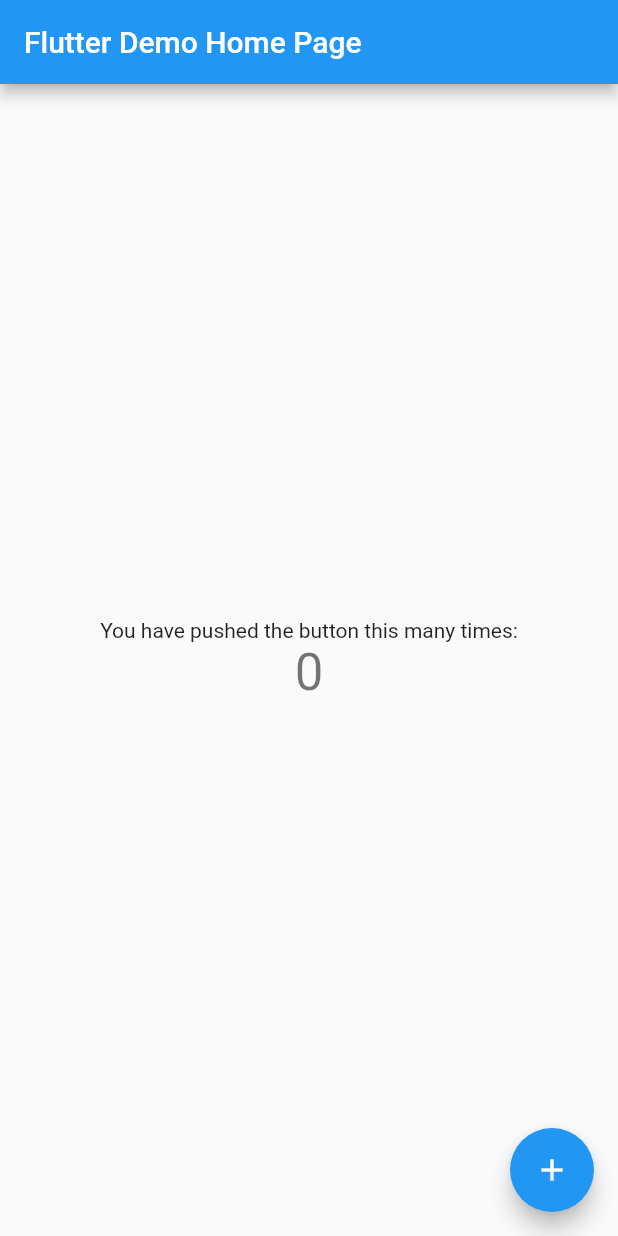
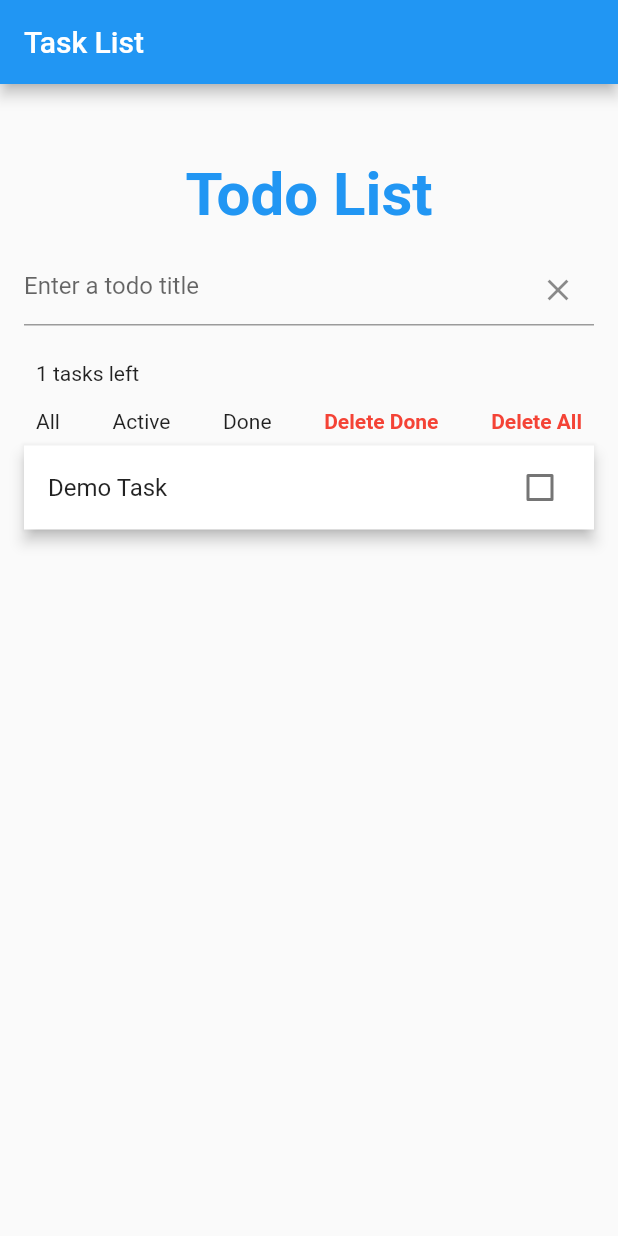
Before and after one commit to JUNKI555/flutter_practice09, a Flutter app: the screen it shows after launch, on a phone screen of 412 x 824 dp. Run offline on Flutter 3.47's test engine with Material 2 defaults, Android fonts, the phone set to English and light mode, and no system bars; our stand-ins replace flutter_riverpod.

Commit message:
:sparkles: Todo App

```diff
--- /dev/null
+++ b/lib/entities/task.dart
@@ -0,0 +1,15 @@
+import 'package:uuid/uuid.dart';
+
+final _uuid = Uuid();
+
+class Task {
+  Task({
+    this.title,
+    this.isDone = false,
+    String id,
+  }) : id = id ?? _uuid.v4();
+
+  final String id;
+  final String title;
+  final bool isDone;
+}
--- a/lib/main.dart
+++ b/lib/main.dart
@@ -1,66 +1,11 @@
 import 'package:flutter/material.dart';
+import 'package:flutter_riverpod/flutter_riverpod.dart';
+import 'views/screens/home_screen.dart';
 
 void main() {
-  runApp(MyApp());
+  runApp(
+    ProviderScope(
+      child: HomeScreen(),
+    ),
+  );
 }
-
-class MyApp extends StatelessWidget {
-  @override
-  Widget build(BuildContext context) {
-    return MaterialApp(
-      title: 'Flutter Demo',
-      theme: ThemeData(
-        primarySwatch: Colors.blue,
-        visualDensity: VisualDensity.adaptivePlatformDensity,
-      ),
-      home: const MyHomePage(title: 'Flutter Demo Home Page'),
-    );
-  }
-}
-
-class MyHomePage extends StatefulWidget {
-  const MyHomePage({Key key, this.title}) : super(key: key);
-
-  final String title;
-
-  @override
-  _MyHomePageState createState() => _MyHomePageState();
-}
-
-class _MyHomePageState extends State<MyHomePage> {
-  int _counter = 0;
-
-  void _incrementCounter() {
-    setState(() {
-      _counter++;
-    });
-  }
-
-  @override
-  Widget build(BuildContext context) {
-    return Scaffold(
-      appBar: AppBar(
-        title: Text(widget.title),
-      ),
-      body: Center(
-        child: Column(
-          mainAxisAlignment: MainAxisAlignment.center,
-          children: <Widget>[
-            const Text(
-              'You have pushed the button this many times:',
-            ),
-            Text(
-              '$_counter',
-              style: Theme.of(context).textTheme.headline4,
-            ),
-          ],
-        ),
-      ),
-      floatingActionButton: FloatingActionButton(
-        onPressed: _incrementCounter,
-        tooltip: 'Increment',
-        child: const Icon(Icons.add),
-      ),
-    );
-  }
-}
--- /dev/null
+++ b/lib/view_models/task_list.dart
@@ -0,0 +1,36 @@
+import 'package:flutter_riverpod/flutter_riverpod.dart';
+import '../entities/task.dart';
+
+class TaskList extends StateNotifier<List<Task>> {
+  TaskList([List<Task> initialTask]) : super(initialTask ?? []);
+
+  void toggleDone(String targetId) {
+    state = [
+      for (final task in state)
+        if (task.id == targetId)
+          Task(id: task.id, title: task.title, isDone: !task.isDone)
+        else
+          task
+    ];
+  }
+
+  void addTask(String title) {
+    state = [...state, Task(title: title)];
+  }
+
+  void deleteTask(Task target) {
+    state = state.where((task) => task.id != target.id).toList();
+  }
+
+  void deleteAllTasks() {
+    state = [];
+  }
+
+  void deleteDoneTasks() {
+    state = state.where((task) => !task.isDone).toList();
+  }
+
+  void updateTasks(List<Task> newTasks) {
+    state = [for (final task in newTasks) task];
+  }
+}
--- /dev/null
+++ b/lib/views/screens/home_screen.dart
@@ -0,0 +1,253 @@
+import 'package:flutter/material.dart';
+import 'package:flutter_riverpod/flutter_riverpod.dart';
+import '../../entities/task.dart';
+import '../../view_models/task_list.dart';
+import '../widgets/task_tile.dart';
+
+final taskListProvider =
+    StateNotifierProvider((ref) => TaskList([Task(title: 'Demo Task')]));
+
+final isNotDoneTasksCount = Provider<int>((ref) {
+  return ref.watch(taskListProvider.state).where((task) => !task.isDone).length;
+});
+
+enum Filter {
+  all,
+  active,
+  done,
+}
+
+final filterProvider = StateProvider((ref) => Filter.all);
+
+final filteredTasks = Provider<List<Task>>((ref) {
+  final filter = ref.watch(filterProvider);
+  final tasks = ref.watch(taskListProvider.state);
+
+  switch (filter.state) {
+    case Filter.done:
+      return tasks.where((task) => task.isDone).toList();
+    case Filter.active:
+      return tasks.where((task) => !task.isDone).toList();
+    case Filter.all:
+      return tasks;
+  }
+
+  // do not work but default
+  return tasks;
+});
+
+class HomeScreen extends StatelessWidget {
+  @override
+  Widget build(BuildContext context) {
+    var _newTaskTitle = '';
+    final _textEditingController = TextEditingController();
+
+    void clearTextField() {
+      _textEditingController.clear();
+      _newTaskTitle = '';
+    }
+
+    void showSnackBar({
+      List<Task> previousTasks,
+      TaskList taskList,
+      String content,
+      ScaffoldState scaffoldState,
+    }) {
+      scaffoldState.removeCurrentSnackBar();
+      final snackBar = SnackBar(
+        content: Text(content),
+        action: SnackBarAction(
+          label: 'restore',
+          onPressed: () {
+            taskList.updateTasks(previousTasks);
+            scaffoldState.removeCurrentSnackBar();
+          },
+        ),
+        duration: const Duration(seconds: 3),
+      );
+
+      scaffoldState.showSnackBar(snackBar);
+    }
+
+    return MaterialApp(
+      home: Scaffold(
+        appBar: AppBar(
+          title: const Text('Task List'),
+        ),
+        body: Consumer(
+          builder: (context, watch, child) {
+            final taskList = watch(taskListProvider);
+            final allTasks = watch(taskListProvider.state);
+            final displayedTasks = watch(filteredTasks);
+            final filter = watch(filterProvider);
+
+            return Padding(
+              padding: const EdgeInsets.symmetric(horizontal: 16),
+              child: Column(
+                children: [
+                  Container(
+                    padding: const EdgeInsets.only(top: 50),
+                    child: Column(
+                      crossAxisAlignment: CrossAxisAlignment.start,
+                      children: [
+                        const Center(
+                          child: Text(
+                            'Todo List',
+                            style: TextStyle(
+                                color: Colors.blue,
+                                fontSize: 40,
+                                fontWeight: FontWeight.bold),
+                          ),
+                        ),
+                        Padding(
+                          padding: const EdgeInsets.symmetric(vertical: 16),
+                          child: TextField(
+                            controller: _textEditingController,
+                            decoration: InputDecoration(
+                              hintText: 'Enter a todo title',
+                              suffixIcon: IconButton(
+                                onPressed: clearTextField,
+                                icon: const Icon(Icons.clear),
+                              ),
+                            ),
+                            textAlign: TextAlign.start,
+                            onChanged: (newText) {
+                              _newTaskTitle = newText;
+                            },
+                            onSubmitted: (newText) {
+                              if (_newTaskTitle.isEmpty) {
+                                _newTaskTitle = 'Empty Title';
+                              }
+                              taskList.addTask(_newTaskTitle);
+                              clearTextField();
+                            },
+                          ),
+                        ),
+                        Column(
+                          crossAxisAlignment: CrossAxisAlignment.start,
+                          children: [
+                            Padding(
+                              padding: const EdgeInsets.all(8),
+                              child: Text(
+                                '${watch(isNotDoneTasksCount)} tasks left',
+                              ),
+                            ),
+                            Row(
+                              mainAxisAlignment: MainAxisAlignment.spaceBetween,
+                              children: [
+                                InkWell(
+                                  child: const Padding(
+                                    padding: EdgeInsets.all(8),
+                                    child: Text('All'),
+                                  ),
+                                  onTap: () => filter.state = Filter.all,
+                                ),
+                                InkWell(
+                                  child: const Padding(
+                                    padding: EdgeInsets.all(8),
+                                    child: Text('Active'),
+                                  ),
+                                  onTap: () => filter.state = Filter.active,
+                                ),
+                                InkWell(
+                                  child: const Padding(
+                                    padding: EdgeInsets.all(8),
+                                    child: Text('Done'),
+                                  ),
+                                  onTap: () => filter.state = Filter.done,
+                                ),
+                                InkWell(
+                                  child: const Padding(
+                                    padding: EdgeInsets.all(8),
+                                    child: Text(
+                                      'Delete Done',
+                                      style: TextStyle(
+                                        color: Colors.red,
+                                        fontWeight: FontWeight.bold,
+                                      ),
+                                    ),
+                                  ),
+                                  onTap: () {
+                                    final doneTasks = allTasks
+                                        .where((task) => task.isDone)
+                                        .toList();
+
+                                    if (doneTasks.isEmpty) {
+                                      return;
+                                    }
+
+                                    taskList.deleteDoneTasks();
+                                    showSnackBar(
+                                      previousTasks: allTasks,
+                                      taskList: taskList,
+                                      content: 'Done tasks have been deleted.',
+                                      scaffoldState: Scaffold.of(context),
+                                    );
+                                  },
+                                ),
+                                InkWell(
+                                  child: const Padding(
+                                    padding: EdgeInsets.all(8),
+                                    child: Text(
+                                      'Delete All',
+                                      style: TextStyle(
+                                        color: Colors.red,
+                                        fontWeight: FontWeight.bold,
+                                      ),
+                                    ),
+                                  ),
+                                  onTap: () {
+                                    if (allTasks.isEmpty) {
+                                      return;
+                                    }
+
+                                    taskList.deleteAllTasks();
+                                    showSnackBar(
+                                      previousTasks: allTasks,
+                                      taskList: taskList,
+                                      content: 'All tasks have been deleted.',
+                                      scaffoldState: Scaffold.of(context),
+                                    );
+                                  },
+                                ),
+                              ],
+                            ),
+                          ],
+                        ),
+                      ],
+                    ),
+                  ),
+                  Expanded(
+                    child: ListView.builder(
+                      itemBuilder: (context, index) {
+                        final task = displayedTasks[index];
+
+                        return TaskTile(
+                          taskTitle: task.title,
+                          isChecked: task.isDone,
+                          checkBoxCallBack: (bool value) {
+                            taskList.toggleDone(task.id);
+                          },
+                          longPressCallBack: () {
+                            taskList.deleteTask(task);
+                            showSnackBar(
+                              previousTasks: displayedTasks,
+                              taskList: taskList,
+                              content: '${task.title} has been deleted.',
+                              scaffoldState: Scaffold.of(context),
+                            );
+                          },
+                        );
+                      },
+                      itemCount: displayedTasks.length,
+                    ),
+                  ),
+                ],
+              ),
+            );
+          },
+        ),
+      ),
+    );
+  }
+}
--- /dev/null
+++ b/lib/views/widgets/task_tile.dart
@@ -0,0 +1,36 @@
+import 'package:flutter/material.dart';
+
+class TaskTile extends StatelessWidget {
+  const TaskTile({
+    this.isChecked,
+    this.taskTitle,
+    this.checkBoxCallBack,
+    this.longPressCallBack,
+  });
+
+  final bool isChecked;
+  final String taskTitle;
+  final Function(bool) checkBoxCallBack;
+  final Function() longPressCallBack;
+
+  @override
+  Widget build(BuildContext context) {
+    return Material(
+      color: Colors.white,
+      elevation: 4,
+      child: GestureDetector(
+        onLongPress: longPressCallBack,
+        child: CheckboxListTile(
+          title: Text(
+            taskTitle,
+            style: TextStyle(
+                decoration: isChecked ? TextDecoration.lineThrough : null),
+          ),
+          value: isChecked,
+          activeColor: Colors.lightBlueAccent,
+          onChanged: checkBoxCallBack,
+        ),
+      ),
+    );
+  }
+}
```
Also changed, not shown: 2 other files.
